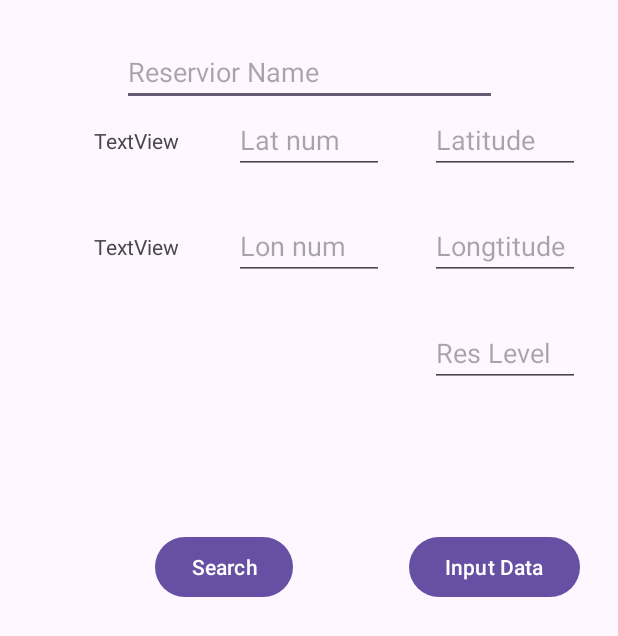
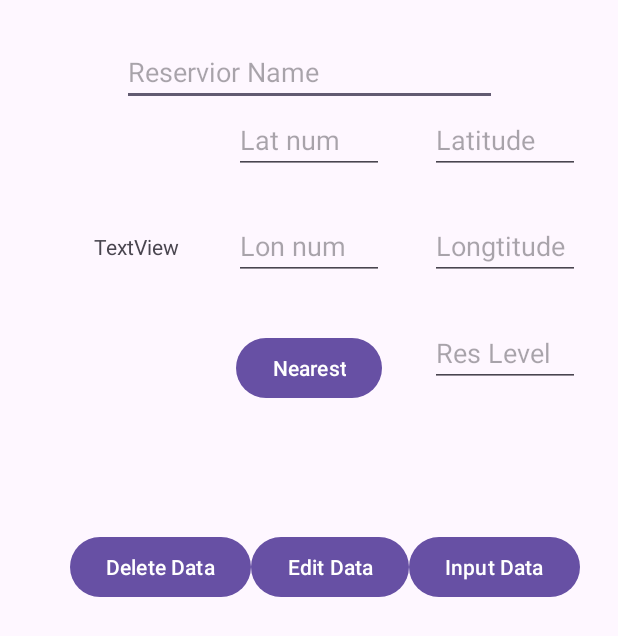
Before and after one commit to Dan-Breslin/PureFlow_Group_Project, an Android app: the screen it shows after launch (Database), on a phone screen of 412 x 824 dp. Shown: the top 636 px of the screen. Run offline under Robolectric (Android 15) with nearby library versions, the phone set to English and light mode, and no system bars; our stand-ins replace Firebase (no records; nobody signed in at launch, a user with empty details on screens opened directly).

Commit message:
work Update - edit button now pulls in data from array list . Cant update reatime edit yet

```diff
--- a/app/src/main/java/com/example/pureflow_group_project/Database.java
+++ b/app/src/main/java/com/example/pureflow_group_project/Database.java
@@ -28,11 +28,12 @@ import java.util.List;
 
 public class Database extends AppCompatActivity {
     EditText name_Input, lat_Input, lon_Input, lvl_Input, inpLat, inpLon;
-    TextView test2, test;
-    Button add, search;
+    TextView test;
+    Button add, checkDist, edit;
     ListView myListView;
 
     double distance1 = 0, distance2=0;
+    int locTracker=0;
 
     DatabaseReference resdbRef;
     List<Reservoirs> reservoirsList;
@@ -45,7 +46,7 @@ public class Database extends AppCompatActivity {
 
         // Arrays & Lists
         reservoirsList = new ArrayList<>();
-        myListView = findViewById(R.id.listView1);
+        myListView = findViewById(R.id.listView);
 
         // Firebase Database connection
        resdbRef = FirebaseDatabase.getInstance("https://pureflow-project-default-rtdb.europe-west1.firebasedatabase.app/").getReference().child("Reservoirs");
@@ -55,14 +56,14 @@ public class Database extends AppCompatActivity {
         lat_Input = (EditText) findViewById(R.id.eText_Lat);
         lon_Input = (EditText) findViewById(R.id.eText_Long);
         lvl_Input = (EditText) findViewById(R.id.eText_Levels);
-        test2 = (TextView) findViewById(R.id.test2);
         test = (TextView) findViewById(R.id.test);
         inpLat = (EditText) findViewById(R.id.testInpLat);
         inpLon = (EditText) findViewById(R.id.testInpLon);
 
         // Buttons
         add = (Button) findViewById(R.id.btn_InputRes);
-        search = (Button) findViewById(R.id.btn_Search);
+        checkDist = (Button) findViewById(R.id.btn_Search);
+        edit = (Button) findViewById(R.id.btn_EditRes);
 
         // Populate Array with Reservoirs from Firebase Database
         populateResData();
@@ -70,8 +71,8 @@ public class Database extends AppCompatActivity {
         // Add Reservoirs to Firebase Database on button click
         add.setOnClickListener(new View.OnClickListener() {
             @Override
+
             public void onClick(View view) {
-
                 String name = name_Input.getText().toString();
                 double lat = Double.parseDouble(lat_Input.getText().toString());
                 double lon = Double.parseDouble(lon_Input.getText().toString());
@@ -80,41 +81,24 @@ public class Database extends AppCompatActivity {
                 Reservoirs reservoirs = new Reservoirs(name,lat,lon,level);
                 resdbRef.push().setValue(reservoirs);
 
-                populateResData();
             }
         });
 
         // Search Reservoirs in Firebase Database on button click
-        search.setOnClickListener(new View.OnClickListener() {
+        checkDist.setOnClickListener(new View.OnClickListener() {
             @Override
             public void onClick(View view) {
-
-                Location firstLocation = new Location("");
-                Location secondLocation = new Location("");
-
-                firstLocation.setLatitude(Double.parseDouble(inpLat.getText().toString()));
-                firstLocation.setLongitude(Double.parseDouble(inpLon.getText().toString()));
-
-
-                for (int i = 0; i < reservoirsList.size(); i++) {
-
-                    secondLocation.setLatitude(reservoirsList.get(i).getLat());
-                    secondLocation.setLongitude(reservoirsList.get(i).getLon());
-                    if(distance1 == 0 && distance2 == 0){
-                        distance1 = firstLocation.distanceTo(secondLocation);
-                        distance2 = firstLocation.distanceTo(secondLocation);
-                    }
-                    else {
-                        if (firstLocation.distanceTo(secondLocation) < distance1) {
-                            distance2 = distance1;
-                            distance1 = firstLocation.distanceTo(secondLocation);
-                        } else if (firstLocation.distanceTo(secondLocation) < distance2) {
-                            distance2 = firstLocation.distanceTo(secondLocation);
-                        }
-                    }
-                }
+             shortestDistance();
             }
 
+        });
+
+        //Edit Button run Edit Function
+        edit.setOnClickListener(new View.OnClickListener() {
+            @Override
+            public void onClick(View v) {
+                editReservoir();
+            }
         });
 
     }
@@ -138,17 +122,51 @@ public class Database extends AppCompatActivity {
 
     }
 
-    private void testLocation() {
+    // Search Array list and populate Fields.
+    private void editReservoir(){
 
+        for (int i=0; i<reservoirsList.size();i++){
+            if (reservoirsList.get(i).getName().equals(name_Input.getText().toString())){
+                lat_Input.setText(String.valueOf(reservoirsList.get(i).getLat()));
+                lon_Input.setText(String.valueOf(reservoirsList.get(i).getLon()));
+                lvl_Input.setText(String.valueOf(reservoirsList.get(i).getLvl()));
+                break;
+            }
+        }
+    }
+
+    // Calculate the shortest distance from 2 sets of co-ordinates
+    private void shortestDistance(){
         Location firstLocation = new Location("");
+        Location secondLocation = new Location("");
+
+        // Initially we are using text input boxes to set location - this will be fed on final by map location ( Postcode interface)
         firstLocation.setLatitude(Double.parseDouble(inpLat.getText().toString()));
         firstLocation.setLongitude(Double.parseDouble(inpLon.getText().toString()));
 
-        Location secondLocation = new Location("");
-        secondLocation.setLatitude(reservoirsList.get(1).getLat());
-        secondLocation.setLongitude(reservoirsList.get(1).getLon());
+        // Loop through all database entries and set the shortest distance
+        for (int i = 0; i < reservoirsList.size(); i++) {
+            secondLocation.setLatitude(reservoirsList.get(i).getLat());
+            secondLocation.setLongitude(reservoirsList.get(i).getLon());
+            if(distance1 == 0 && distance2 == 0){
+                distance1 = firstLocation.distanceTo(secondLocation);
+                distance2 = firstLocation.distanceTo(secondLocation);
+                locTracker = i;
+            }
+            else {
+                if (firstLocation.distanceTo(secondLocation) < distance1) {
+                    distance2 = distance1;
+                    distance1 = firstLocation.distanceTo(secondLocation);
+                    locTracker = i;
+                } else if (firstLocation.distanceTo(secondLocation) < distance2) {
+                    distance2 = firstLocation.distanceTo(secondLocation);
+                    locTracker = i;
+                }
+            }
+        }
+        // Temporary message showing the nearest reservoir name
+            Toast.makeText(this, "The nearest Reservoir is: " + reservoirsList.get(locTracker).getName(), Toast.LENGTH_SHORT).show();
+            test.setText(reservoirsList.get(locTracker).getName());
 
-        double temp = firstLocation.distanceTo(secondLocation);
     }
-
 }
--- a/app/src/main/res/layout/activity_database.xml
+++ b/app/src/main/res/layout/activity_database.xml
@@ -6,6 +6,7 @@
     android:layout_height="match_parent"
     android:padding="25dp"
     tools:context=".Database">
+
 
     <EditText
         android:id="@+id/eText_ResName"
@@ -56,7 +57,29 @@
         android:text="Input Data"
         app:layout_constraintEnd_toEndOf="parent"
         app:layout_constraintTop_toBottomOf="@+id/eText_Levels"
-        app:layout_constraintBottom_toTopOf="@+id/listView1"
+        app:layout_constraintBottom_toTopOf="@+id/listView"
+        />
+
+    <Button
+        android:id="@+id/btn_EditRes"
+        style="@style/FirebaseUI.Button"
+        android:layout_width="wrap_content"
+        android:layout_height="wrap_content"
+        android:text="Edit Data"
+        app:layout_constraintEnd_toStartOf="@+id/btn_InputRes"
+        app:layout_constraintTop_toBottomOf="@+id/eText_Levels"
+        app:layout_constraintBottom_toTopOf="@+id/listView"
+        />
+
+    <Button
+        android:id="@+id/btn_DelRes"
+        style="@style/FirebaseUI.Button"
+        android:layout_width="wrap_content"
+        android:layout_height="wrap_content"
+        android:text="Delete Data"
+        app:layout_constraintEnd_toStartOf="@+id/btn_EditRes"
+        app:layout_constraintTop_toBottomOf="@+id/eText_Levels"
+        app:layout_constraintBottom_toTopOf="@+id/listView"
         />
 
 
@@ -65,22 +88,11 @@
         style="@style/FirebaseUI.Button"
         android:layout_width="wrap_content"
         android:layout_height="wrap_content"
-        android:text="Search"
+        android:text="Nearest"
         app:layout_constraintStart_toStartOf="parent"
-        app:layout_constraintEnd_toStartOf="@id/btn_InputRes"
-        app:layout_constraintTop_toBottomOf="@+id/eText_Levels"
-        app:layout_constraintBottom_toTopOf="@+id/listView1" />
-
-    <TextView
-        android:id="@+id/test2"
-        android:layout_width="wrap_content"
-        android:layout_height="wrap_content"
-        android:text="TextView"
-        android:textAlignment="center"
-        app:layout_constraintStart_toStartOf="parent"
-        app:layout_constraintEnd_toStartOf="@+id/testInpLat"
-        app:layout_constraintTop_toTopOf="@+id/testInpLat"
-        app:layout_constraintBottom_toBottomOf="@+id/testInpLat" />
+        app:layout_constraintEnd_toEndOf="@id/btn_InputRes"
+        app:layout_constraintTop_toBottomOf="@+id/eText_Long"
+        app:layout_constraintBottom_toTopOf="@+id/listViewSch" />
 
 
     <TextView
@@ -115,10 +127,17 @@
         app:layout_constraintTop_toTopOf="@+id/eText_Long" />
 
     <ListView
-        android:id="@+id/listView1"
+        android:id="@+id/listView"
         android:layout_width="wrap_content"
         android:layout_height="300dp"
         app:layout_constraintStart_toStartOf="parent"
         app:layout_constraintBottom_toBottomOf="parent" />
 
+    <ListView
+        android:id="@+id/listViewSch"
+        android:layout_width="wrap_content"
+        android:layout_height="50dp"
+        app:layout_constraintStart_toStartOf="parent"
+        app:layout_constraintBottom_toTopOf="@+id/btn_InputRes" />
+
 </androidx.constraintlayout.widget.ConstraintLayout>
```
